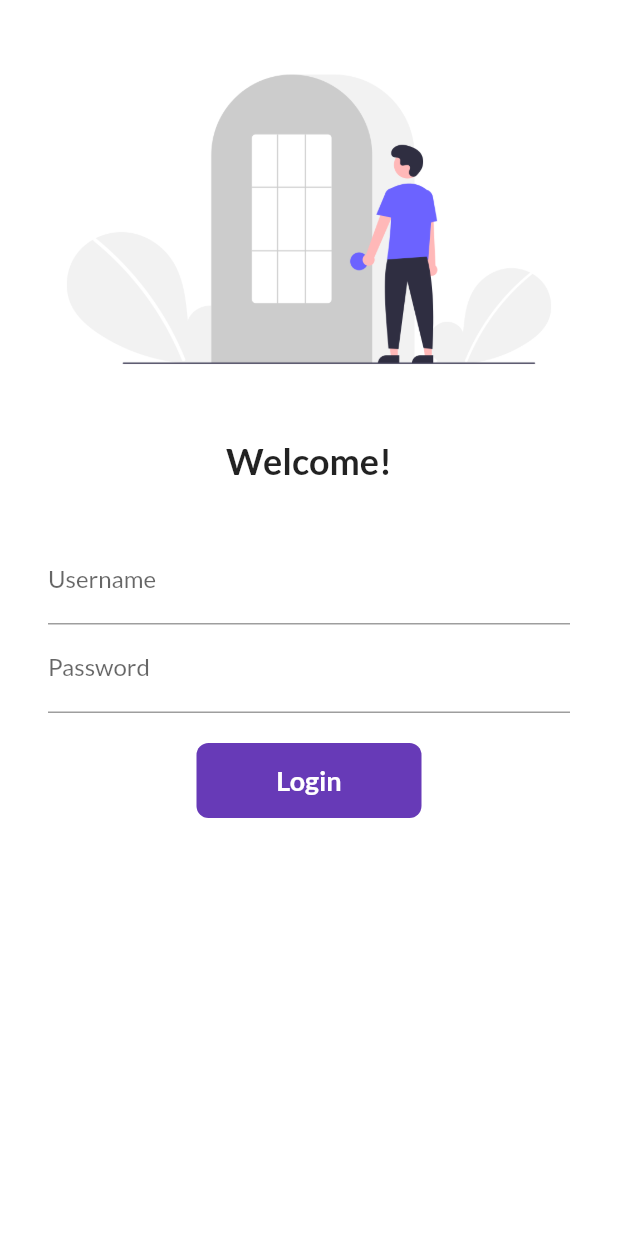
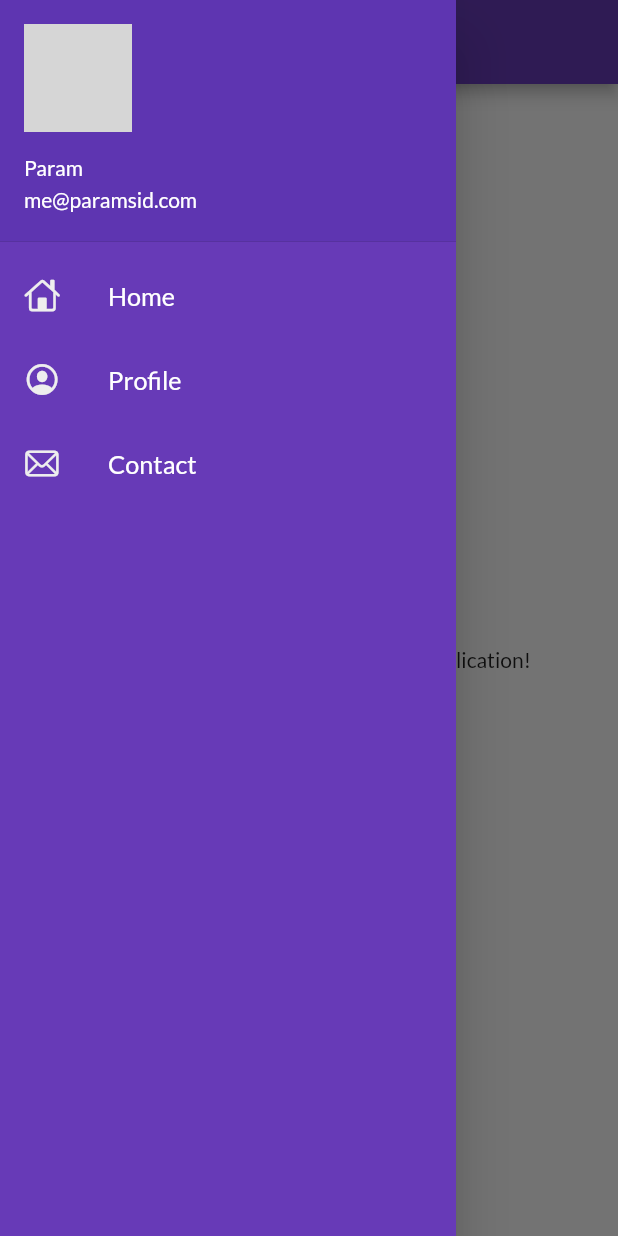
Before and after one commit to paramsiddharth/learning-flutter, a Flutter app: the screen it shows after launch, with the side drawer open (before the commit the screen has no drawer), on a phone screen of 412 x 824 dp. Run offline on Flutter 3.47's test engine with Material 2 defaults, Android fonts, the phone set to English and light mode, and no system bars; our stand-ins replace google_fonts; network calls fail; grey boxes are pictures that could not be loaded.

Commit message:
दिवस ९ पूर्ण

```diff
--- a/1-flutter-cat/lib/main.dart
+++ b/1-flutter-cat/lib/main.dart
@@ -21,7 +21,7 @@
       darkTheme: ThemeData(
         brightness: Brightness.dark
       ),
-      initialRoute: MyRoutes.login,
+      initialRoute: MyRoutes.home,
       routes: {
         MyRoutes.home: (ctx) => HomePage(),
         MyRoutes.login: (ctx) => LoginPage()
--- a/1-flutter-cat/lib/pages/home_page.dart
+++ b/1-flutter-cat/lib/pages/home_page.dart
@@ -1,4 +1,6 @@
 import 'package:flutter/material.dart';
+
+import 'package:flutter_cat/widgets/drawer.dart';
 
 class HomePage extends StatelessWidget {
   final num day = 3;
@@ -15,7 +17,7 @@
           child: Text('Welcome to day ${day.toStringAsFixed(0)} of $name\'s Flutter application!'),
         ),
       ),
-      drawer: Drawer(),
+      drawer: MyDrawer(),
     );
   }
 }
--- /dev/null
+++ b/1-flutter-cat/lib/widgets/drawer.dart
@@ -0,0 +1,67 @@
+import 'package:flutter/cupertino.dart';
+import 'package:flutter/material.dart';
+
+class MyDrawer extends StatelessWidget {
+  final imageUrl = 'https://www.paramsid.com/zarurat/me.jpg';
+
+  @override
+  Widget build(BuildContext context) {
+    return Drawer(
+      child: Container(
+        color: Colors.deepPurple,
+        child: ListView(
+          children: [
+            DrawerHeader(
+              padding: EdgeInsets.zero,
+              child: UserAccountsDrawerHeader(
+                margin: EdgeInsets.zero,
+                accountName: Text('Param'),
+                accountEmail: Text('me@paramsid.com'),
+                decoration: BoxDecoration(
+                  color: Colors.deepPurple[600]
+                ),
+                // currentAccountPicture: Image.network(imageUrl),
+                currentAccountPicture: CircleAvatar(
+                  backgroundImage: NetworkImage(imageUrl),
+                ),
+              ),
+            ),
+            ListTile(
+              leading: Icon(
+                CupertinoIcons.home,
+                color: Colors.grey[200]
+              ),
+              title: Text(
+                'Home',
+                textScaleFactor: 1.2,
+                style: TextStyle(color: Colors.white),
+              ),
+            ),
+            ListTile(
+              leading: Icon(
+                CupertinoIcons.profile_circled,
+                color: Colors.grey[200]
+              ),
+              title: Text(
+                'Profile',
+                textScaleFactor: 1.2,
+                style: TextStyle(color: Colors.white),
+              ),
+            ),
+            ListTile(
+              leading: Icon(
+                CupertinoIcons.mail,
+                color: Colors.grey[200]
+              ),
+              title: Text(
+                'Contact',
+                textScaleFactor: 1.2,
+                style: TextStyle(color: Colors.white),
+              ),
+            ),
+          ],
+        ),
+      ),
+    );
+  }
+}
```
Also changed, not shown: 1-flutter-cat/assets/images/me.jpg (added).
